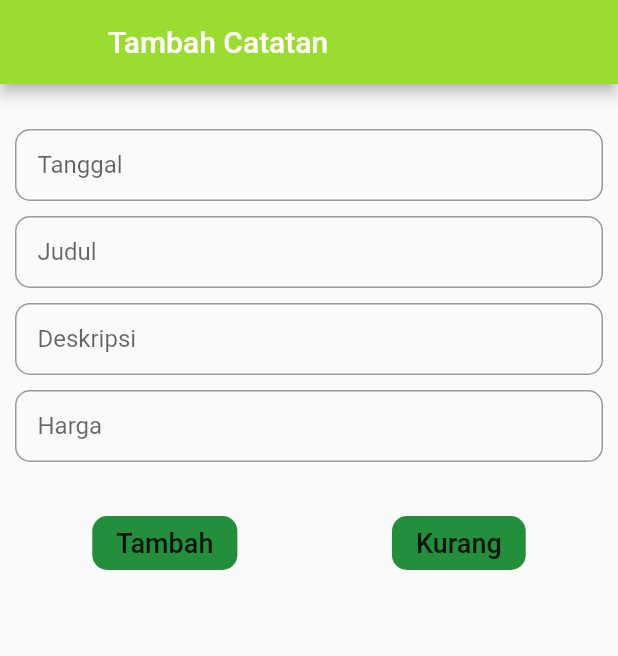
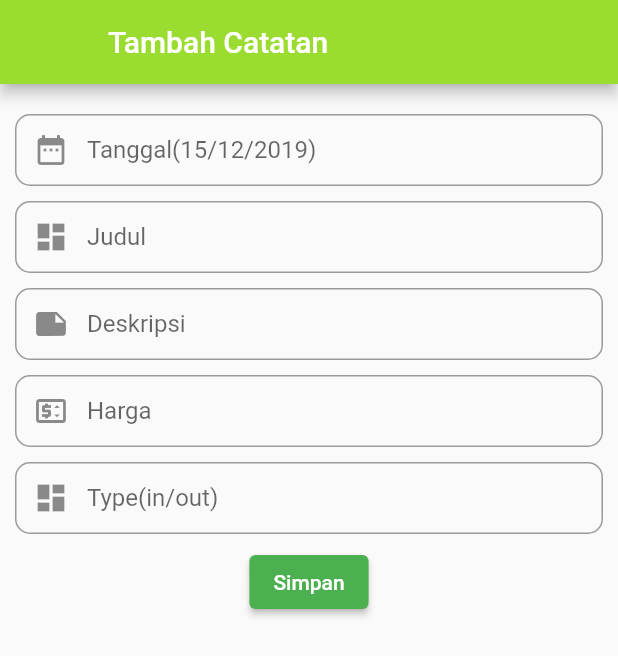
Before and after one commit to candra09/CatatUang-App, a Flutter app: the AddListPage screen opened directly, on a phone screen of 412 x 824 dp. Shown: the top 656 px of the screen. Run offline on Flutter 3.47's test engine with Material 2 defaults, Android fonts, the phone set to English and light mode, and no system bars; our stand-ins replace cloud_firestore, firebase_auth, firebase_core, flutter_slidable, google_sign_in; accounts and stored records are empty.

Commit message:
Update add_list.dart

```diff
--- a/lib/list/add_list.dart
+++ b/lib/list/add_list.dart
@@ -1,5 +1,6 @@
+import 'package:cloud_firestore/cloud_firestore.dart';
 import 'package:flutter/material.dart';
-import 'package:flutter_application_project_1/screen/home.dart';
+import 'dart:async';
 
 class AddListPage extends StatefulWidget {
   @override
@@ -7,7 +8,36 @@ class AddListPage extends StatefulWidget {
 }
 
 class _AddListPageState extends State<AddListPage> {
+  var tanggal = '';
+  var judul = '';
+  var deskripsi = '';
+  var harga = '';
+  var type = '';
+
+  DateTime _dueDate = DateTime.now();
+  String _dateText = '';
+
+  Future<Null> _selectDueDate(BuildContext context) async {
+    final picked = await showDatePicker(
+        context: context,
+        initialDate: _dueDate,
+        firstDate: DateTime(2019),
+        lastDate: DateTime(2023));
+
+    if (picked != null) {
+      setState(() {
+        _dueDate = picked;
+        _dateText = "${picked.day}/${picked.month}/${picked.year}";
+      });
+    }
+  }
+
   @override
+  void initState() {
+    super.initState();
+    _dateText = "${_dueDate.day}/${_dueDate.month}/${_dueDate.year}";
+  }
+
   Widget build(BuildContext context) {
     return Scaffold(
         appBar: AppBar(
@@ -22,78 +52,89 @@ class _AddListPageState extends State<AddListPage> {
               crossAxisAlignment: CrossAxisAlignment.stretch,
               mainAxisAlignment: MainAxisAlignment.start,
               children: [
-                SizedBox(height: 20),
+                SizedBox(height: 10),
                 TextField(
                   decoration: InputDecoration(
-                    labelText: 'Tanggal',
+                    labelText: 'Tanggal(15/12/2019)',
+                    prefixIcon: Icon(Icons.date_range),
                     contentPadding: EdgeInsets.fromLTRB(15, 10, 15, 10),
                     border: OutlineInputBorder(
                         borderRadius: BorderRadius.circular(10),
                         borderSide: BorderSide(color: Colors.white)),
                   ),
+                  onChanged: (v) {
+                    tanggal = v ?? '';
+                  },
                 ),
                 SizedBox(height: 10),
                 TextField(
                   decoration: InputDecoration(
                     labelText: 'Judul',
+                    prefixIcon: Icon(Icons.dashboard),
                     contentPadding: EdgeInsets.fromLTRB(15, 10, 15, 10),
                     border: OutlineInputBorder(
                         borderRadius: BorderRadius.circular(10),
                         borderSide: BorderSide(color: Colors.white)),
                   ),
+                  onChanged: (v) {
+                    judul = v ?? '';
+                  },
                 ),
                 SizedBox(height: 10),
                 TextField(
                   decoration: InputDecoration(
                     labelText: 'Deskripsi ',
+                    prefixIcon: Icon(Icons.note),
                     contentPadding: EdgeInsets.fromLTRB(15, 10, 15, 10),
                     border: OutlineInputBorder(
                         borderRadius: BorderRadius.circular(10),
-                          borderSide: BorderSide(color: Colors.white))),
+                        borderSide: BorderSide(color: Colors.white)),
+                  ),
+                  onChanged: (v) {
+                    deskripsi = v ?? '';
+                  },
                 ),
                 SizedBox(height: 10),
                 TextField(
                   decoration: InputDecoration(
                     labelText: 'Harga',
+                    prefixIcon: Icon(Icons.price_change_outlined),
                     contentPadding: EdgeInsets.fromLTRB(15, 10, 15, 10),
                     border: OutlineInputBorder(
                         borderRadius: BorderRadius.circular(10),
-                          borderSide: BorderSide(color: Colors.white))),
+                        borderSide: BorderSide(color: Colors.white)),
                   ),
-                SizedBox(height: 30),
+                  onChanged: (v) {
+                    harga = v ?? '';
+                  },
+                ),
+                SizedBox(height: 10),
+                TextField(
+                  decoration: InputDecoration(
+                    labelText: 'Type(in/out)',
+                    prefixIcon: Icon(Icons.dashboard),
+                    contentPadding: EdgeInsets.fromLTRB(15, 10, 15, 10),
+                    border: OutlineInputBorder(
+                      borderRadius: BorderRadius.circular(10),
+                      borderSide: BorderSide(color: Colors.white),
+                    ),
+                  ),
+                  onChanged: (v) {
+                    type = v ?? '';
+                  },
+                ),
+                SizedBox(height: 8),
                 Row(
                   mainAxisAlignment: MainAxisAlignment.spaceAround,
                   children: [
-                    FlatButton(
-                      child: Text(
-                        'Tambah',
-                        style: TextStyle(fontSize: 18.0),
+                    ElevatedButton(
+                      onPressed: () {
+                        _simpanFB();
+                        ScaffoldMessenger.of(context).showSnackBar(
+                            SnackBar(content: Text('Data telah ditambahkan')));
+                      },
+                      child: Text('Simpan'),
                     ),
-                      shape: RoundedRectangleBorder(
-                          borderRadius: BorderRadius.circular(10.0)),
-                      color: Color(0xff238E3B),
-                      onPressed: () {
-                        Navigator.push(
-                            context,
-                            MaterialPageRoute(
-                                builder: (context) => HomePage()));
-                      },
-                    ),
-                    FlatButton(
-                      child: Text(
-                        'Kurang',
-                        style: TextStyle(fontSize: 18.0),
-                      ),
-                      shape: RoundedRectangleBorder(
-                          borderRadius: BorderRadius.circular(10.0)),
-                      color: Color(0xff238E3B),
-                      onPressed: () {
-                        Navigator.push(
-                            context,
-                            MaterialPageRoute(
-                                builder: (context) => HomePage()));
-                      },
-                    )
                   ],
                 )
               ],
@@ -101,4 +142,15 @@ class _AddListPageState extends State<AddListPage> {
           ),
         ));
   }
+
+  void _simpanFB() async {
+    var collBarang = FirebaseFirestore.instance.collection('catat_barang');
+    await collBarang.add({
+      'tanggal': tanggal,
+      'judul': judul,
+      'deskripsi': deskripsi,
+      'harga': harga,
+      'type': type
+    });
   }
+}
```
Lines whose indentation alone changed are shown as unchanged.
